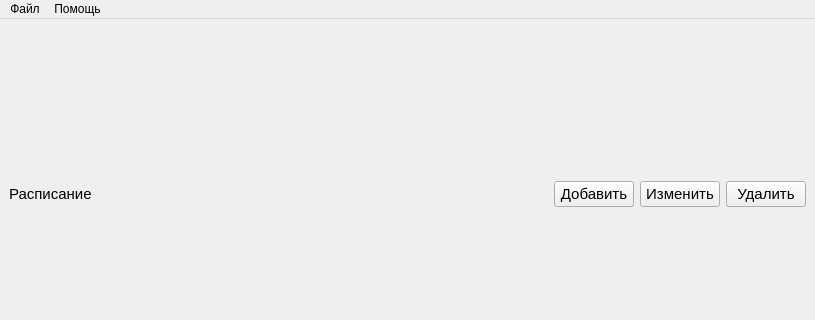
Old version of the form src/resources/v1/main_window.ui in the repository mcsltd/mcs-inRat-planner; both pictures show x 0 to 815 and y 0 to 320 of the 815 by 576 pixel window.
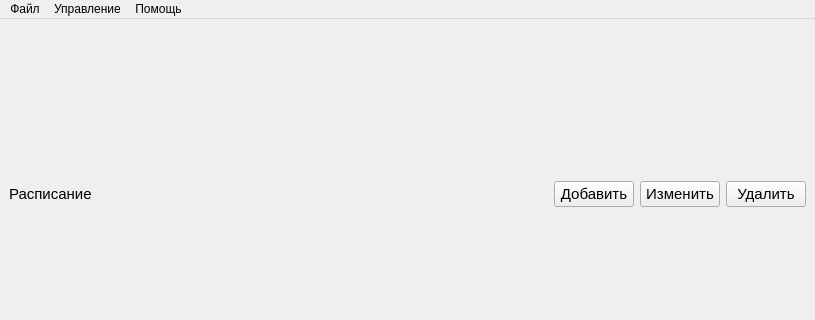
New version of the form.

Commit message: refactor: add action for crud experiments in menu and add dialog widget for crud experiments

```diff
--- a/src/resources/v1/main_window.ui
+++ b/src/resources/v1/main_window.ui
@@ -178,7 +178,14 @@
     <addaction name="actionLicenses"/>
     <addaction name="actionAbout"/>
    </widget>
+   <widget class="QMenu" name="manage">
+    <property name="title">
+     <string>Управление</string>
+    </property>
+    <addaction name="actionExperiments"/>
+   </widget>
    <addaction name="file"/>
+   <addaction name="manage"/>
    <addaction name="help"/>
   </widget>
   <widget class="QStatusBar" name="statusbar"/>
```
Left out of the diff: 5 changed lines with no effect on the pictures. The commit also changes 7 other files.
